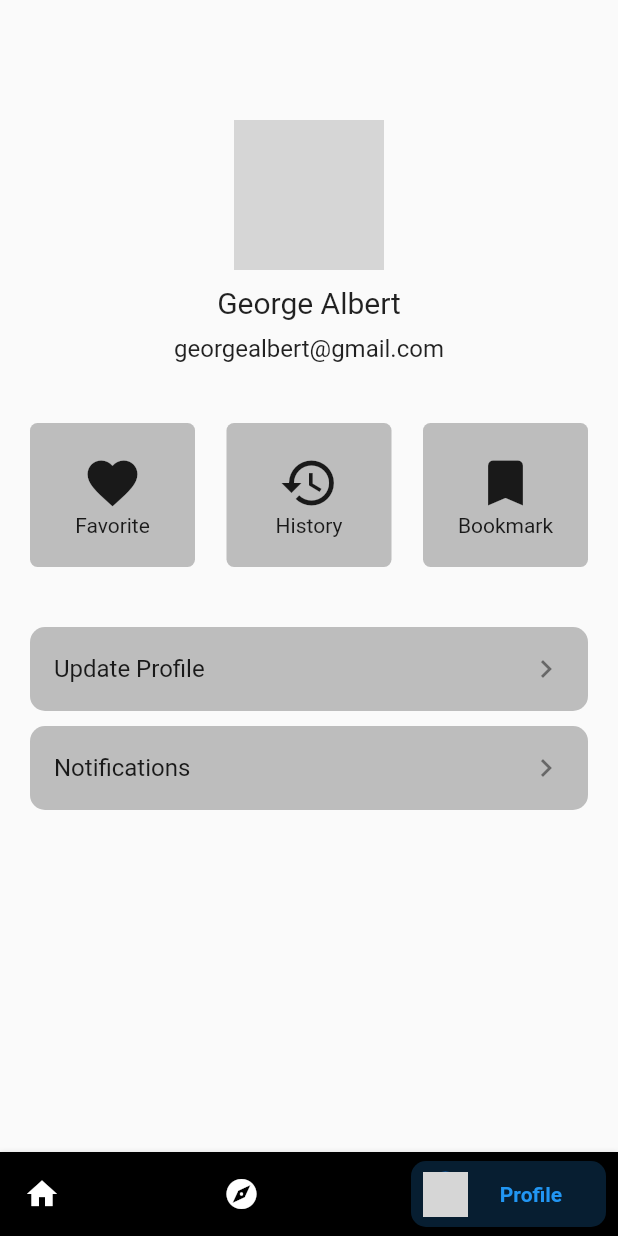
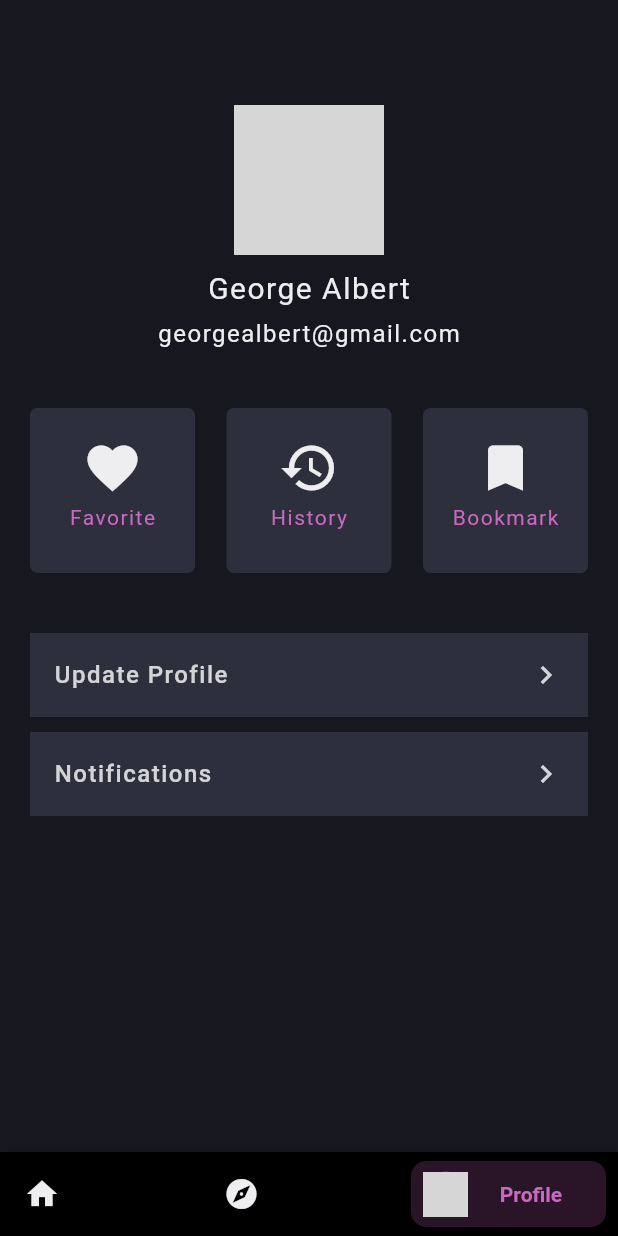
Before and after one commit to rragnarsd/movie_stream, a Flutter app: the screen it shows after launch, swiped to page 3, on a phone screen of 412 x 824 dp. Run offline on Flutter 3.47's test engine with Material 2 defaults, Android fonts, the phone set to English and light mode, and no system bars; drawn by our look-alikes of bottom_navy_bar; our stand-ins replace cached_network_image, equatable, flutter_dotenv, youtube_player_flutter; network calls fail; grey boxes are pictures that could not be loaded.

Commit message:
colors and stuff

```diff
--- a/lib/constants.dart
+++ b/lib/constants.dart
@@ -4,7 +4,6 @@ class Constants {
   static const String topRatedMovies = '/movie/top_rated';
   static const String upcomingMovies = '/movie/upcoming';
   static const String nowPlaying = '/movie/now_playing';
-  static const String watchTrailer = '/movie/120/videos';
   static const String searchMovies = '/search/movie&query=';
   static const String getReviews = '/movie/index/reviews';
   static const String imageUrl = 'https://image.tmdb.org/t/p/original';
--- a/lib/main.dart
+++ b/lib/main.dart
@@ -18,10 +18,13 @@ class MyApp extends StatelessWidget {
       debugShowCheckedModeBanner: false,
       title: 'Flutter Demo',
       theme: ThemeData(
-        primarySwatch: Colors.blue,
+        scaffoldBackgroundColor: Color(0xFF17181F),
+        primaryColor: Color(0xFF6C72CB),
+        splashColor: Color(0xFFCB9C1),
+        iconTheme: IconThemeData(color: Color(0xFF17181f)),
       ),
       home: Scaffold(
-        body: BottomNavigationBar(),
+        body: BottomNavigationBar()
       ),
     );
   }
@@ -79,15 +82,15 @@ class _BottomNavigationBarState extends State<BottomNavigationBar> {
           BottomNavyBarItem(
             icon: Icon(Icons.home),
             title: Text('Home'),
-            activeColor: Colors.red,
-            inactiveColor: Colors.white,
+            activeColor: Color(0xffCB69C1),
+            inactiveColor: Color(0xffEEEDF0),
             textAlign: TextAlign.center,
           ),
           BottomNavyBarItem(
             icon: Icon(Icons.explore),
             title: Text('Explore'),
-            activeColor: Colors.purpleAccent,
-            inactiveColor: Colors.white,
+            activeColor: Color(0xffCB69C1),
+            inactiveColor: Color(0xffEEEDF0),
             textAlign: TextAlign.center,
           ),
           BottomNavyBarItem(
@@ -97,8 +100,8 @@ class _BottomNavigationBarState extends State<BottomNavigationBar> {
                   'https://images.unsplash.com/flagged/photo-1570612861542-284f4c12e75f?ixid=MnwxMjA3fDB8MHxwaG90by1wYWdlfHx8fGVufDB8fHx8&ixlib=rb-1.2.1&auto=format&fit=crop&w=1650&q=80'),
             ),
             title: Text('Profile'),
-            activeColor: Colors.blue,
-            inactiveColor: Colors.white,
+            activeColor: Color(0xffCB69C1),
+            inactiveColor: Color(0xffEEEDF0),
             textAlign: TextAlign.center,
           ),
         ],
--- a/lib/screens/login_screen.dart
+++ b/lib/screens/login_screen.dart
@@ -85,7 +85,7 @@ class _LoginScreenState extends State<LoginScreen> {
                                   focusedBorder: OutlineInputBorder(
                                       borderRadius: BorderRadius.circular(10),
                                       borderSide: BorderSide(
-                                          color: Colors.grey.shade400)),
+                                          color: Colors.grey.shade400),),
                                 ),
                               ),
                               SizedBox(
@@ -105,8 +105,9 @@ class _LoginScreenState extends State<LoginScreen> {
                                 width: double.infinity,
                                 height: 50.0,
                                 child: ElevatedButton(
+                                  style: ElevatedButton.styleFrom(primary: Color(0xFF6C72CB)),
                                   onPressed: () {},
-                                  child: Text('Login'),
+                                  child: Text('Login', style: TextStyle(fontSize: 18.0),),
                                 ),
                               ),
                               SizedBox(
--- a/lib/screens/movie_category.dart
+++ b/lib/screens/movie_category.dart
@@ -34,9 +34,9 @@ class _MovieCategoryState extends State<MovieCategory>
               controller: _tabController,
               indicatorSize: TabBarIndicatorSize.label,
               indicatorWeight: 2,
-              indicatorColor: Colors.black,
-              labelColor: Colors.black,
-              unselectedLabelColor: Colors.black,
+              indicatorColor: Color(0xffCB69C1),
+              labelColor: Color(0xfff5f5f5),
+              unselectedLabelColor: Color(0xfff5f5f5),
               tabs: [
                 Tab(
                   text: 'Popular Movies',
--- a/lib/screens/profile_screen.dart
+++ b/lib/screens/profile_screen.dart
@@ -8,8 +8,8 @@ class ProfileScreen extends StatelessWidget {
   Widget build(BuildContext context) {
     return Scaffold(
       body: Padding(
-        padding: const EdgeInsets.symmetric(vertical: 80.0,
-        horizontal: 20.0),
+        padding: const EdgeInsets.symmetric(horizontal: 20.0, vertical: 70.0),
+        child: SingleChildScrollView(
           child: Column(
             children: [
               CircleAvatar(
@@ -22,14 +22,14 @@ class ProfileScreen extends StatelessWidget {
               ),
               Text(
                 'George Albert',
-              style: TextStyle(fontSize: 20.0),
+                style: TextStyle(fontSize: 20.0, color: Color(0xffeeedf0), fontWeight: FontWeight.w400, letterSpacing: 1.0),
               ),
               SizedBox(
                 height: 10.0,
               ),
               Text(
                 'georgealbert@gmail.com',
-              style: TextStyle(fontSize: 16.0),
+                style: TextStyle(fontSize: 16.0, color: Color(0xffeeedf0), fontWeight: FontWeight.w400, letterSpacing: 1.0),
               ),
               SizedBox(
                 height: 40.0,
@@ -62,6 +62,7 @@ class ProfileScreen extends StatelessWidget {
             ],
           ),
         ),
+      ),
     );
   }
 }
@@ -75,16 +76,14 @@ class ProfileTile extends StatelessWidget {
   Widget build(BuildContext context) {
     return Material(
       child: InkWell(
-        splashColor: Theme.of(context).splashColor,
+        /*splashColor: Theme.of(context).splashColor,*/
         child: Container(
           decoration: BoxDecoration(
             borderRadius: BorderRadius.circular(10.0),
-            shape: BoxShape.rectangle,
-            color: Colors.grey.shade400
           ),
-          child: ListTile(
-              title: Text(text),
-              trailing: Icon(Icons.chevron_right),
+          child: ListTile(tileColor: Color(0xff2d2f3c),
+              title: Text(text, style: TextStyle(color: Color(0xddeeedf0), letterSpacing: 1.0, fontWeight: FontWeight.w500),),
+              trailing: Icon(Icons.chevron_right, color: Color(0xddeeedf0),),
               onTap: () => {}),
         ),
       ),
@@ -102,30 +101,23 @@ class ProfileCard extends StatelessWidget {
   Widget build(BuildContext context) {
     return Container(
       width: 110.0,
+      height: 110.0,
       decoration: BoxDecoration(
-        color: Colors.grey.shade400,
+        color: Color(0xff2d2f3c),
         borderRadius: BorderRadius.circular(5.0),
         shape: BoxShape.rectangle,
       ),
       child: Padding(
-        padding: const EdgeInsets.all(10.0),
-        child: Container(
-          decoration: BoxDecoration(
-            //ath
-            color: Colors.grey.shade400,
-            shape: BoxShape.circle,
-          ),
-          child: Padding(
-            padding: const EdgeInsets.all(10.0),
+        padding: const EdgeInsets.symmetric(vertical: 20.0),
         child: Column(children: [
           Icon(
             icon,
             size: 40.0,
+            color: Color(0xffeeedf0),
           ),
-              Text(text)
+          SizedBox(height: 5.0,),
+          Text(text, style: TextStyle(color: Color(0xffcb69c1), letterSpacing: 1.0),)
         ]),
-          ),
-        ),
       ),
     );
   }
--- a/lib/screens/register_screen.dart
+++ b/lib/screens/register_screen.dart
@@ -96,8 +96,9 @@ class _RegisterScreenState extends State<RegisterScreen> {
                                 width: double.infinity,
                                 height: 50.0,
                                 child: ElevatedButton(
+                                  style: ElevatedButton.styleFrom(primary: Color(0xFF6C72CB)),
                                   onPressed: () {},
-                                  child: Text('Register'),
+                                  child: Text('Register', style: TextStyle(fontSize: 18.0),),
                                 ),
                               ),
                               SizedBox(
```
Also changed, not shown: lib/movie_card_ui.dart (+15 -14 lines), lib/screens/get_latest_widget.dart (+5 -5 lines), lib/screens/home_screen.dart (+7 -3 lines), lib/screens/movie_info_screen.dart (+17 -15 lines), lib/screens/now_playing_widget.dart (+5 -5 lines), lib/service/api_service.dart (+0 -14 lines), lib/themes.dart (added, +27 -0 lines). Lines whose indentation alone changed are shown as unchanged.
